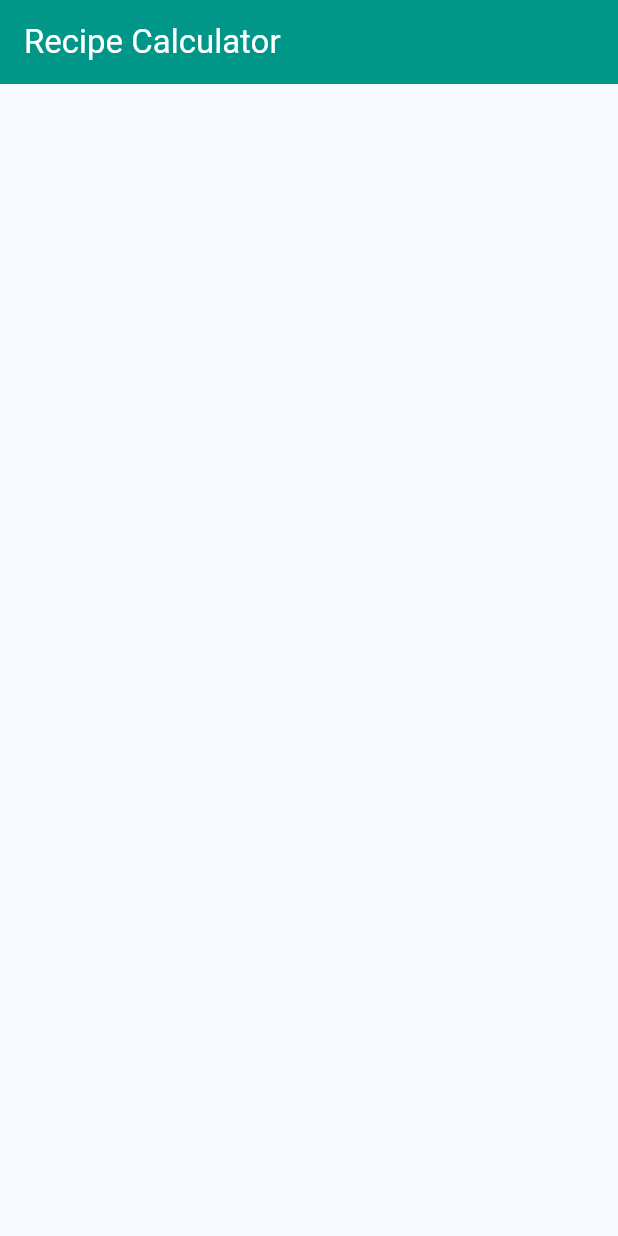
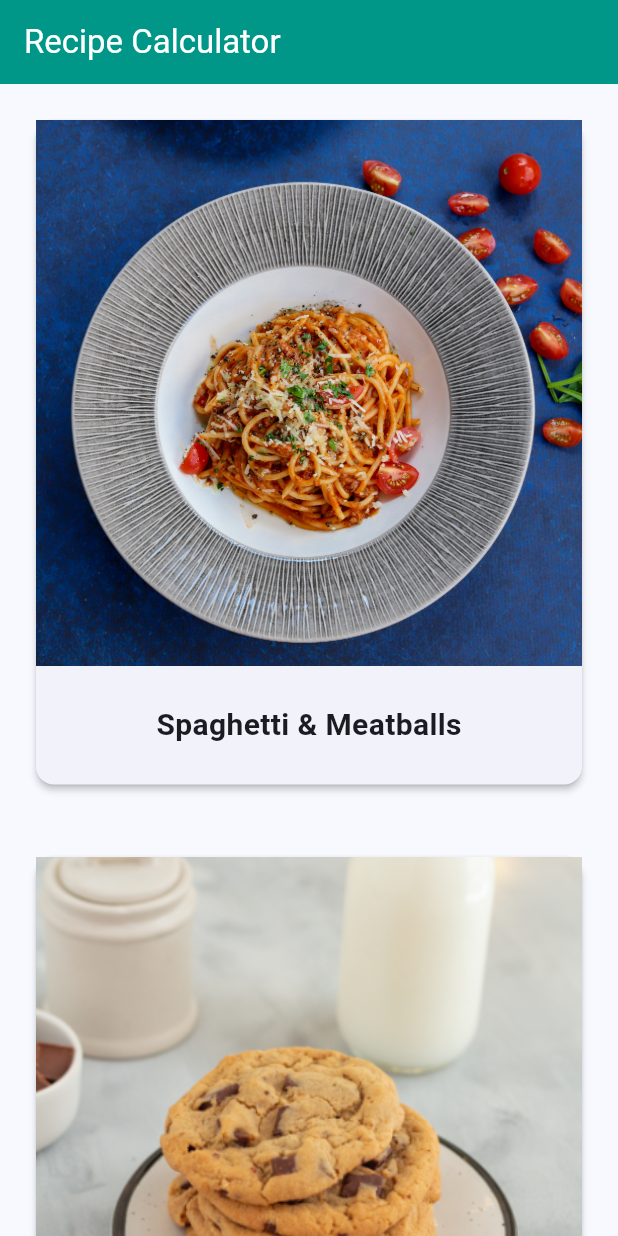
Before and after one commit to tinashemahwenda/recipe_app, a Flutter app: the screen it shows after launch, on a phone screen of 412 x 824 dp. Run offline on Flutter 3.47's test engine with Material 3 defaults, Android fonts, the phone set to English and light mode, and no system bars.

Commit message:
Styled and displayed the cards

```diff
--- a/lib/main.dart
+++ b/lib/main.dart
@@ -1,4 +1,6 @@
 import 'package:flutter/material.dart';
+
+import 'recipe.dart';
 
 void main() {
   runApp(const RecipeApp());
@@ -42,7 +44,37 @@ class _MyHomePageState extends State<MyHomePage> {
         ),
         backgroundColor: Colors.teal,
       ),
-      body: SafeArea(child: Container()),
+      body: SafeArea(
+          child: ListView.builder(
+              itemCount: Recipe.samples.length,
+              itemBuilder: (BuildContext context, index) {
+                return buildRecipeCard(Recipe.samples[index]);
+              })),
+    );
+  }
+
+  Widget buildRecipeCard(Recipe recipe) {
+    return Padding(
+      padding: const EdgeInsets.all(20),
+      child: Card(
+        elevation: 2,
+        child: Column(
+          children: [
+            Image(image: AssetImage(recipe.imageUrl)),
+            SizedBox(height: 15),
+            Padding(
+                padding: EdgeInsets.all(10),
+                child: Text(
+                  recipe.label,
+                  style: TextStyle(
+                    fontSize: 20,
+                    fontWeight: FontWeight.bold,
+                  ),
+                )),
+            SizedBox(height: 15),
+          ],
+        ),
+      ),
     );
   }
 }
--- a/lib/recipe.dart
+++ b/lib/recipe.dart
@@ -5,10 +5,10 @@ class Recipe {
   Recipe(this.label, this.imageUrl);
 
   static List<Recipe> samples = [
-    Recipe('Spaghetti & Meatballs', 'assets/spagheti.jpg'),
-    Recipe('Chocolate Chip Cookies', 'assets/chocolate.jpg'),
-    Recipe('Tomato Soup', 'assets/tomato.jpg'),
-    Recipe('Grilled Cheese', 'assets/cheese.jpg'),
-    Recipe('Pepperoni Pizza', 'assets/pizza.jpg'),
+    Recipe('Spaghetti & Meatballs', 'assets/spaghetti.png'),
+    Recipe('Chocolate Chip Cookies', 'assets/chocolate.png'),
+    Recipe('Tomato Soup', 'assets/tomato.png'),
+    Recipe('Grilled Cheese', 'assets/cheese.png'),
+    Recipe('Pepperoni Pizza', 'assets/pizza.png'),
   ];
 }
```
